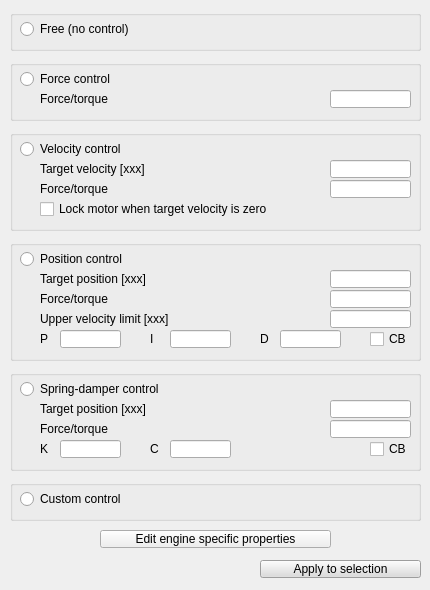
Before: the Qt Designer form ui/qdlgjointdyn.ui in CoppeliaRobotics/coppeliaSimLib, drawn with Qt 5.
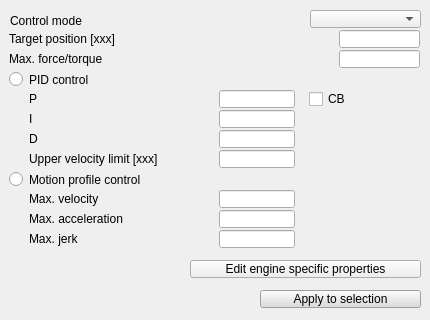
After: the same form once the commit is applied.

Commit message: video recorder bug fix + better joint dyn. dlg + dyn joint pos ctrl via motion profile

The edit to the form file:
```diff
--- a/ui/qdlgjointdyn.ui
+++ b/ui/qdlgjointdyn.ui
@@ -7,7 +7,7 @@
     <x>0</x>
     <y>0</y>
     <width>430</width>
-    <height>590</height>
+    <height>320</height>
    </rect>
   </property>
   <property name="windowTitle">
@@ -20,7 +20,7 @@
    <property name="geometry">
     <rect>
      <x>260</x>
-     <y>560</y>
+     <y>290</y>
      <width>161</width>
      <height>18</height>
     </rect>
@@ -474,33 +474,12 @@
     <string>Apply to selection</string>
    </property>
   </widget>
-  <widget class="QGroupBox" name="qqGroupFree">
-   <property name="enabled">
-    <bool>true</bool>
-   </property>
+  <widget class="QToolButton" name="qqAdjustEngineProperties">
    <property name="geometry">
     <rect>
-     <x>10</x>
-     <y>10</y>
-     <width>411</width>
-     <height>41</height>
-    </rect>
-   </property>
-   <property name="flat">
-    <bool>false</bool>
-   </property>
-   <property name="checkable">
-    <bool>false</bool>
-   </property>
-   <property name="checked">
-    <bool>false</bool>
-   </property>
-   <widget class="QRadioButton" name="qqCtrlMode_free">
-    <property name="geometry">
-     <rect>
-      <x>10</x>
-      <y>10</y>
-      <width>141</width>
+     <x>190</x>
+     <y>260</y>
+     <width>231</width>
       <height>18</height>
      </rect>
     </property>
@@ -508,103 +487,67 @@
      <enum>Qt::StrongFocus</enum>
     </property>
     <property name="text">
-     <string>Free (no control)</string>
-    </property>
-    <property name="autoExclusive">
-     <bool>false</bool>
-    </property>
-   </widget>
-  </widget>
-  <widget class="QGroupBox" name="qqGroupForce">
-   <property name="enabled">
-    <bool>true</bool>
-   </property>
+    <string>Edit engine specific properties</string>
+   </property>
+  </widget>
+  <widget class="QStackedWidget" name="qqStack">
    <property name="geometry">
     <rect>
-     <x>10</x>
-     <y>60</y>
-     <width>411</width>
-     <height>61</height>
-    </rect>
-   </property>
-   <property name="flat">
-    <bool>false</bool>
-   </property>
-   <property name="checkable">
-    <bool>false</bool>
-   </property>
-   <property name="checked">
-    <bool>false</bool>
-   </property>
-   <widget class="QLineEdit" name="qqForceMode_force">
-    <property name="geometry">
-     <rect>
-      <x>320</x>
+     <x>-1</x>
       <y>30</y>
-      <width>81</width>
-      <height>18</height>
-     </rect>
-    </property>
-   </widget>
+     <width>421</width>
+     <height>221</height>
+    </rect>
+   </property>
+   <property name="currentIndex">
+    <number>3</number>
+   </property>
+   <widget class="QWidget" name="page">
+    <widget class="QLabel" name="label_2">
+     <property name="geometry">
+      <rect>
+       <x>10</x>
+       <y>0</y>
+       <width>391</width>
+       <height>21</height>
+      </rect>
+     </property>
+     <property name="text">
+      <string>The joint is not controlled</string>
+     </property>
+    </widget>
+   </widget>
+   <widget class="QWidget" name="page_2">
    <widget class="QLabel" name="qqForceMode_forceLabel">
     <property name="geometry">
      <rect>
-      <x>30</x>
-      <y>30</y>
-      <width>281</width>
-      <height>18</height>
+       <x>10</x>
+       <y>0</y>
+       <width>301</width>
+       <height>21</height>
      </rect>
     </property>
     <property name="text">
-     <string>Force/torque</string>
-    </property>
-   </widget>
-   <widget class="QRadioButton" name="qqCtrlMode_force">
+      <string>Constant torque</string>
+     </property>
+    </widget>
+    <widget class="QLineEdit" name="qqForceMode_force">
     <property name="geometry">
      <rect>
-      <x>10</x>
-      <y>10</y>
-      <width>131</width>
+       <x>340</x>
+       <y>0</y>
+       <width>81</width>
       <height>18</height>
      </rect>
     </property>
-    <property name="focusPolicy">
-     <enum>Qt::StrongFocus</enum>
-    </property>
-    <property name="text">
-     <string>Force control</string>
-    </property>
-    <property name="autoExclusive">
-     <bool>false</bool>
-    </property>
-   </widget>
-  </widget>
-  <widget class="QGroupBox" name="qqGroupVelocity">
-   <property name="enabled">
-    <bool>true</bool>
-   </property>
-   <property name="geometry">
-    <rect>
-     <x>10</x>
-     <y>130</y>
-     <width>411</width>
-     <height>101</height>
-    </rect>
-   </property>
-   <property name="flat">
-    <bool>false</bool>
-   </property>
-   <property name="checkable">
-    <bool>false</bool>
-   </property>
-   <property name="checked">
-    <bool>false</bool>
-   </property>
+    </widget>
+   </widget>
+   <widget class="QWidget" name="page_3">
    <widget class="QLineEdit" name="qqVelocityMode_velocity">
     <property name="geometry">
      <rect>
-      <x>320</x>
-      <y>30</y>
+       <x>340</x>
+       <y>0</y>
       <width>81</width>
       <height>18</height>
      </rect>
@@ -613,44 +556,18 @@
    <widget class="QLineEdit" name="qqVelocityMode_force">
     <property name="geometry">
      <rect>
-      <x>320</x>
-      <y>50</y>
+       <x>340</x>
+       <y>20</y>
       <width>81</width>
       <height>18</height>
      </rect>
     </property>
    </widget>
-   <widget class="QLabel" name="qqVelocityMode_forceLabel">
-    <property name="geometry">
-     <rect>
-      <x>30</x>
-      <y>50</y>
-      <width>281</width>
-      <height>18</height>
-     </rect>
-    </property>
-    <property name="text">
-     <string>Force/torque</string>
-    </property>
-   </widget>
-   <widget class="QLabel" name="qqVelocityMode_velocityLabel">
-    <property name="geometry">
-     <rect>
-      <x>30</x>
-      <y>30</y>
-      <width>261</width>
-      <height>18</height>
-     </rect>
-    </property>
-    <property name="text">
-     <string>Target velocity [xxx]</string>
-    </property>
-   </widget>
    <widget class="QCheckBox" name="qqVelocityMode_motorLock">
     <property name="geometry">
      <rect>
-      <x>30</x>
-      <y>70</y>
+       <x>10</x>
+       <y>40</y>
       <width>291</width>
       <height>18</height>
      </rect>
@@ -662,102 +579,99 @@
      <string>Lock motor when target velocity is zero</string>
     </property>
    </widget>
-   <widget class="QRadioButton" name="qqCtrlMode_velocity">
+    <widget class="QLabel" name="qqVelocityMode_velocityLabel">
     <property name="geometry">
      <rect>
       <x>10</x>
-      <y>10</y>
-      <width>131</width>
+       <y>0</y>
+       <width>261</width>
       <height>18</height>
      </rect>
     </property>
-    <property name="focusPolicy">
-     <enum>Qt::StrongFocus</enum>
-    </property>
     <property name="text">
-     <string>Velocity control</string>
-    </property>
-    <property name="autoExclusive">
-     <bool>false</bool>
-    </property>
-   </widget>
-  </widget>
-  <widget class="QGroupBox" name="qqGroupPosition">
-   <property name="enabled">
-    <bool>true</bool>
-   </property>
+      <string>Target velocity [xxx]</string>
+     </property>
+    </widget>
+    <widget class="QLabel" name="qqVelocityMode_forceLabel">
    <property name="geometry">
     <rect>
      <x>10</x>
-     <y>240</y>
-     <width>411</width>
-     <height>121</height>
-    </rect>
-   </property>
-   <property name="flat">
-    <bool>false</bool>
-   </property>
-   <property name="checkable">
-    <bool>false</bool>
-   </property>
-   <property name="checked">
-    <bool>false</bool>
-   </property>
-   <widget class="QLineEdit" name="qqP">
-    <property name="geometry">
-     <rect>
-      <x>50</x>
-      <y>90</y>
-      <width>61</width>
+       <y>20</y>
+       <width>281</width>
       <height>18</height>
      </rect>
     </property>
-   </widget>
-   <widget class="QCheckBox" name="qqPositionMode_cb">
+     <property name="text">
+      <string>Max. force/torque</string>
+     </property>
+    </widget>
+   </widget>
+   <widget class="QWidget" name="page_4">
+    <widget class="QLabel" name="label_4">
     <property name="geometry">
      <rect>
-      <x>360</x>
-      <y>90</y>
-      <width>41</width>
+       <x>30</x>
+       <y>60</y>
+       <width>71</width>
       <height>18</height>
      </rect>
     </property>
-    <property name="focusPolicy">
-     <enum>Qt::StrongFocus</enum>
-    </property>
     <property name="text">
-     <string>CB</string>
+      <string>P</string>
     </property>
    </widget>
    <widget class="QLabel" name="qqPositionMode_forceLabel">
     <property name="geometry">
      <rect>
-      <x>30</x>
-      <y>50</y>
+       <x>10</x>
+       <y>20</y>
       <width>281</width>
       <height>18</height>
      </rect>
     </property>
     <property name="text">
-     <string>Force/torque</string>
-    </property>
-   </widget>
-   <widget class="QLineEdit" name="qqPositionMode_position">
+      <string>Max. force/torque</string>
+     </property>
+    </widget>
+    <widget class="QLineEdit" name="qqD">
     <property name="geometry">
      <rect>
-      <x>320</x>
-      <y>30</y>
-      <width>81</width>
+       <x>220</x>
+       <y>100</y>
+       <width>76</width>
       <height>18</height>
      </rect>
     </property>
    </widget>
+    <widget class="QLineEdit" name="qqPositionMode_upperVel">
+     <property name="geometry">
+      <rect>
+       <x>220</x>
+       <y>120</y>
+       <width>76</width>
+       <height>18</height>
+      </rect>
+     </property>
+    </widget>
+    <widget class="QLabel" name="qqPositionMode_positionLabel">
+     <property name="geometry">
+      <rect>
+       <x>10</x>
+       <y>0</y>
+       <width>271</width>
+       <height>18</height>
+      </rect>
+     </property>
+     <property name="text">
+      <string>Target position [xxx]</string>
+     </property>
+    </widget>
    <widget class="QLabel" name="qqPositionMode_upperVelLabel">
     <property name="geometry">
      <rect>
       <x>30</x>
-      <y>70</y>
-      <width>271</width>
+       <y>120</y>
+       <width>191</width>
       <height>18</height>
      </rect>
     </property>
@@ -765,22 +679,28 @@
      <string>Upper velocity limit [xxx]</string>
     </property>
    </widget>
-   <widget class="QLineEdit" name="qqD">
+    <widget class="QCheckBox" name="qqPositionMode_cb">
     <property name="geometry">
      <rect>
-      <x>270</x>
-      <y>90</y>
-      <width>61</width>
+       <x>310</x>
+       <y>60</y>
+       <width>71</width>
       <height>18</height>
      </rect>
     </property>
+     <property name="focusPolicy">
+      <enum>Qt::StrongFocus</enum>
+     </property>
+     <property name="text">
+      <string>CB</string>
+     </property>
    </widget>
    <widget class="QLabel" name="label_5">
     <property name="geometry">
      <rect>
-      <x>140</x>
-      <y>90</y>
-      <width>21</width>
+       <x>30</x>
+       <y>80</y>
+       <width>81</width>
       <height>18</height>
      </rect>
     </property>
@@ -788,77 +708,22 @@
      <string>I</string>
     </property>
    </widget>
-   <widget class="QRadioButton" name="qqCtrlMode_position">
-    <property name="geometry">
-     <rect>
-      <x>10</x>
-      <y>10</y>
-      <width>261</width>
-      <height>18</height>
-     </rect>
-    </property>
-    <property name="focusPolicy">
-     <enum>Qt::StrongFocus</enum>
-    </property>
-    <property name="text">
-     <string>Position control</string>
-    </property>
-    <property name="autoExclusive">
-     <bool>false</bool>
-    </property>
-   </widget>
    <widget class="QLineEdit" name="qqPositionMode_force">
     <property name="geometry">
      <rect>
-      <x>320</x>
-      <y>50</y>
+       <x>340</x>
+       <y>20</y>
       <width>81</width>
       <height>18</height>
      </rect>
     </property>
    </widget>
-   <widget class="QLabel" name="label_4">
-    <property name="geometry">
-     <rect>
-      <x>30</x>
-      <y>90</y>
-      <width>21</width>
-      <height>18</height>
-     </rect>
-    </property>
-    <property name="text">
-     <string>P</string>
-    </property>
-   </widget>
-   <widget class="QLineEdit" name="qqPositionMode_upperVel">
-    <property name="geometry">
-     <rect>
-      <x>320</x>
-      <y>70</y>
-      <width>81</width>
-      <height>18</height>
-     </rect>
-    </property>
-   </widget>
-   <widget class="QLabel" name="qqPositionMode_positionLabel">
-    <property name="geometry">
-     <rect>
-      <x>30</x>
-      <y>30</y>
-      <width>271</width>
-      <height>18</height>
-     </rect>
-    </property>
-    <property name="text">
-     <string>Target position [xxx]</string>
-    </property>
-   </widget>
    <widget class="QLabel" name="label_6">
     <property name="geometry">
      <rect>
-      <x>250</x>
-      <y>90</y>
-      <width>16</width>
+       <x>30</x>
+       <y>100</y>
+       <width>71</width>
       <height>18</height>
      </rect>
     </property>
@@ -869,54 +734,136 @@
    <widget class="QLineEdit" name="qqI">
     <property name="geometry">
      <rect>
-      <x>160</x>
-      <y>90</y>
-      <width>61</width>
+       <x>220</x>
+       <y>80</y>
+       <width>76</width>
       <height>18</height>
      </rect>
     </property>
    </widget>
-  </widget>
-  <widget class="QGroupBox" name="qqGroupSpring">
-   <property name="enabled">
-    <bool>true</bool>
-   </property>
+    <widget class="QLineEdit" name="qqP">
+     <property name="geometry">
+      <rect>
+       <x>220</x>
+       <y>60</y>
+       <width>76</width>
+       <height>18</height>
+      </rect>
+     </property>
+    </widget>
+    <widget class="QLineEdit" name="qqPositionMode_position">
+     <property name="geometry">
+      <rect>
+       <x>340</x>
+       <y>0</y>
+       <width>81</width>
+       <height>18</height>
+      </rect>
+     </property>
+    </widget>
+    <widget class="QRadioButton" name="qqPositionMode_ruckig">
    <property name="geometry">
     <rect>
      <x>10</x>
-     <y>370</y>
-     <width>411</width>
-     <height>101</height>
-    </rect>
-   </property>
-   <property name="flat">
-    <bool>false</bool>
-   </property>
-   <property name="checkable">
-    <bool>false</bool>
-   </property>
-   <property name="checked">
-    <bool>false</bool>
-   </property>
-   <widget class="QLabel" name="qqSpringMode_forceLabel">
+       <y>140</y>
+       <width>191</width>
+       <height>19</height>
+      </rect>
+     </property>
+     <property name="text">
+      <string>Motion profile control</string>
+     </property>
+    </widget>
+    <widget class="QRadioButton" name="qqPositionMode_pid">
+     <property name="geometry">
+      <rect>
+       <x>10</x>
+       <y>40</y>
+       <width>131</width>
+       <height>19</height>
+      </rect>
+     </property>
+     <property name="text">
+      <string>PID control</string>
+     </property>
+    </widget>
+    <widget class="QLineEdit" name="qqPositionMode_maxJerk">
     <property name="geometry">
      <rect>
+       <x>220</x>
+       <y>200</y>
+       <width>76</width>
+       <height>18</height>
+      </rect>
+     </property>
+    </widget>
+    <widget class="QLabel" name="qqPositionMode_maxVelLabel">
+     <property name="geometry">
+      <rect>
       <x>30</x>
-      <y>50</y>
-      <width>281</width>
+       <y>160</y>
+       <width>191</width>
       <height>18</height>
      </rect>
     </property>
     <property name="text">
-     <string>Force/torque</string>
-    </property>
-   </widget>
-   <widget class="QRadioButton" name="qqCtrlMode_spring">
+      <string>Max. velocity</string>
+     </property>
+    </widget>
+    <widget class="QLabel" name="qqPositionMode_maxAccelLabel">
     <property name="geometry">
      <rect>
-      <x>10</x>
-      <y>10</y>
-      <width>231</width>
+       <x>30</x>
+       <y>180</y>
+       <width>191</width>
+       <height>18</height>
+      </rect>
+     </property>
+     <property name="text">
+      <string>Max. acceleration</string>
+     </property>
+    </widget>
+    <widget class="QLabel" name="qqPositionMode_maxJerkLabel">
+     <property name="geometry">
+      <rect>
+       <x>30</x>
+       <y>200</y>
+       <width>191</width>
+       <height>18</height>
+      </rect>
+     </property>
+     <property name="text">
+      <string>Max. jerk</string>
+     </property>
+    </widget>
+    <widget class="QLineEdit" name="qqPositionMode_maxVel">
+     <property name="geometry">
+      <rect>
+       <x>220</x>
+       <y>160</y>
+       <width>76</width>
+       <height>18</height>
+      </rect>
+     </property>
+    </widget>
+    <widget class="QLineEdit" name="qqPositionMode_maxAccel">
+     <property name="geometry">
+      <rect>
+       <x>220</x>
+       <y>180</y>
+       <width>76</width>
+       <height>18</height>
+      </rect>
+     </property>
+    </widget>
+   </widget>
+   <widget class="QWidget" name="page_5">
+    <widget class="QCheckBox" name="qqSpringMode_cb">
+     <property name="geometry">
+      <rect>
+       <x>250</x>
+       <y>20</y>
+       <width>41</width>
       <height>18</height>
      </rect>
     </property>
@@ -924,50 +871,27 @@
      <enum>Qt::StrongFocus</enum>
     </property>
     <property name="text">
-     <string>Spring-damper control</string>
-    </property>
-    <property name="autoExclusive">
-     <bool>false</bool>
-    </property>
-   </widget>
-   <widget class="QLineEdit" name="qqSpringMode_force">
+      <string>CB</string>
+     </property>
+    </widget>
+    <widget class="QLabel" name="qqSpringMode_positionLabel">
     <property name="geometry">
      <rect>
-      <x>320</x>
-      <y>50</y>
-      <width>81</width>
-      <height>18</height>
-     </rect>
-    </property>
-   </widget>
-   <widget class="QLabel" name="qqCLabel">
-    <property name="geometry">
-     <rect>
-      <x>140</x>
-      <y>70</y>
-      <width>21</width>
+       <x>10</x>
+       <y>0</y>
+       <width>271</width>
       <height>18</height>
      </rect>
     </property>
     <property name="text">
-     <string>C</string>
-    </property>
-   </widget>
-   <widget class="QLineEdit" name="qqC">
-    <property name="geometry">
-     <rect>
-      <x>160</x>
-      <y>70</y>
-      <width>61</width>
-      <height>18</height>
-     </rect>
+      <string>Target position [xxx]</string>
     </property>
    </widget>
    <widget class="QLabel" name="qqKLabel">
     <property name="geometry">
      <rect>
-      <x>30</x>
-      <y>70</y>
+       <x>10</x>
+       <y>20</y>
       <width>21</width>
       <height>18</height>
      </rect>
@@ -976,111 +900,87 @@
      <string>K</string>
     </property>
    </widget>
-   <widget class="QCheckBox" name="qqSpringMode_cb">
-    <property name="geometry">
-     <rect>
-      <x>360</x>
-      <y>70</y>
-      <width>41</width>
-      <height>18</height>
-     </rect>
-    </property>
-    <property name="focusPolicy">
-     <enum>Qt::StrongFocus</enum>
-    </property>
-    <property name="text">
-     <string>CB</string>
-    </property>
-   </widget>
    <widget class="QLineEdit" name="qqK">
     <property name="geometry">
      <rect>
-      <x>50</x>
-      <y>70</y>
+       <x>160</x>
+       <y>20</y>
       <width>61</width>
       <height>18</height>
      </rect>
     </property>
    </widget>
-   <widget class="QLabel" name="qqSpringMode_positionLabel">
+    <widget class="QLabel" name="qqCLabel">
     <property name="geometry">
      <rect>
-      <x>30</x>
-      <y>30</y>
-      <width>271</width>
+       <x>10</x>
+       <y>40</y>
+       <width>21</width>
       <height>18</height>
      </rect>
     </property>
     <property name="text">
-     <string>Target position [xxx]</string>
+      <string>C</string>
+     </property>
+    </widget>
+    <widget class="QLineEdit" name="qqC">
+     <property name="geometry">
+      <rect>
+       <x>160</x>
+       <y>40</y>
+       <width>61</width>
+       <height>18</height>
+      </rect>
     </property>
    </widget>
    <widget class="QLineEdit" name="qqSpringMode_position">
     <property name="geometry">
      <rect>
-      <x>320</x>
-      <y>30</y>
+       <x>340</x>
+       <y>0</y>
       <width>81</width>
       <height>18</height>
      </rect>
     </property>
    </widget>
   </widget>
-  <widget class="QGroupBox" name="qqGroupCustom">
-   <property name="enabled">
-    <bool>true</bool>
-   </property>
+   <widget class="QWidget" name="page_6">
+    <widget class="QLabel" name="label">
    <property name="geometry">
     <rect>
      <x>10</x>
-     <y>480</y>
-     <width>411</width>
-     <height>41</height>
-    </rect>
-   </property>
-   <property name="flat">
-    <bool>false</bool>
-   </property>
-   <property name="checkable">
-    <bool>false</bool>
-   </property>
-   <property name="checked">
-    <bool>false</bool>
-   </property>
-   <widget class="QRadioButton" name="qqCtrlMode_custom">
+       <y>0</y>
+       <width>391</width>
+       <height>21</height>
+      </rect>
+     </property>
+     <property name="text">
+      <string>A custom controller can be written in the joint callback function</string>
+     </property>
+    </widget>
+   </widget>
+  </widget>
+  <widget class="QComboBox" name="qqCombo">
     <property name="geometry">
      <rect>
-      <x>10</x>
+     <x>310</x>
       <y>10</y>
-      <width>121</width>
+     <width>111</width>
       <height>18</height>
      </rect>
     </property>
-    <property name="focusPolicy">
-     <enum>Qt::StrongFocus</enum>
-    </property>
-    <property name="text">
-     <string>Custom control</string>
-    </property>
-    <property name="autoExclusive">
-     <bool>false</bool>
-    </property>
-   </widget>
-  </widget>
-  <widget class="QToolButton" name="qqAdjustEngineProperties">
+  </widget>
+  <widget class="QLabel" name="qqModeLabel">
    <property name="geometry">
     <rect>
-     <x>100</x>
-     <y>530</y>
-     <width>231</width>
-     <height>18</height>
+     <x>10</x>
+     <y>10</y>
+     <width>271</width>
+     <height>21</height>
     </rect>
    </property>
-   <property name="focusPolicy">
-    <enum>Qt::StrongFocus</enum>
-   </property>
    <property name="text">
-    <string>Edit engine specific properties</string>
+    <string>Control mode</string>
    </property>
   </widget>
  </widget>
```
Left out of the diff: 19 changed lines with no effect on the pictures. Lines whose indentation alone changed are shown as unchanged. The commit also changes 7 other files.
